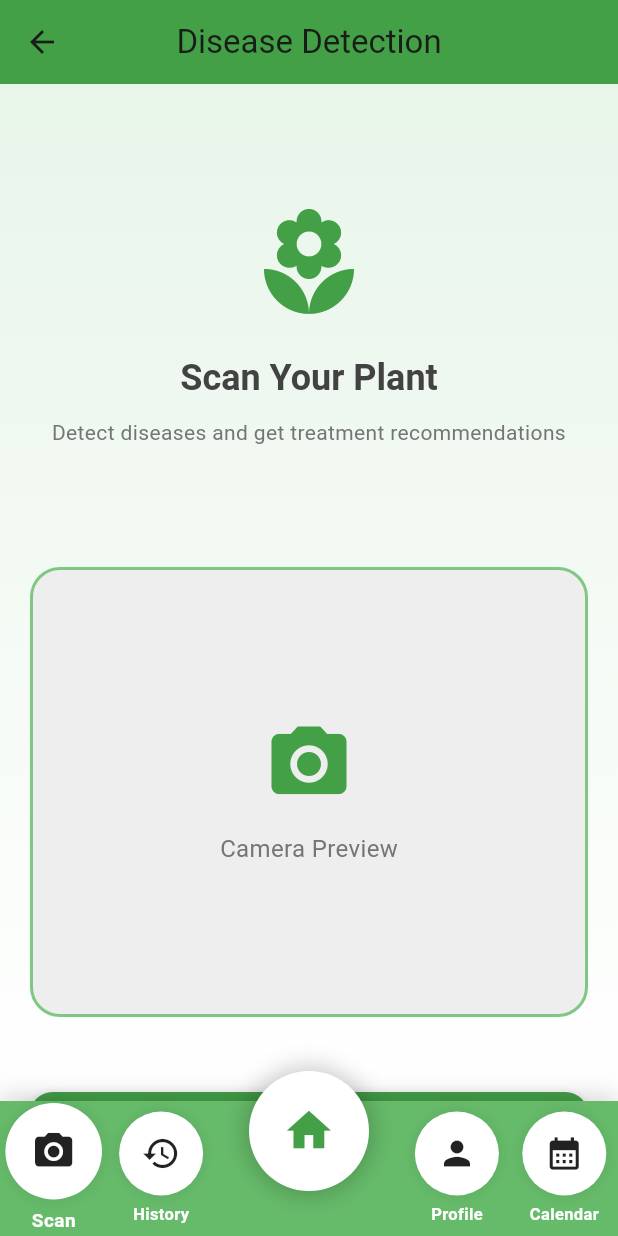
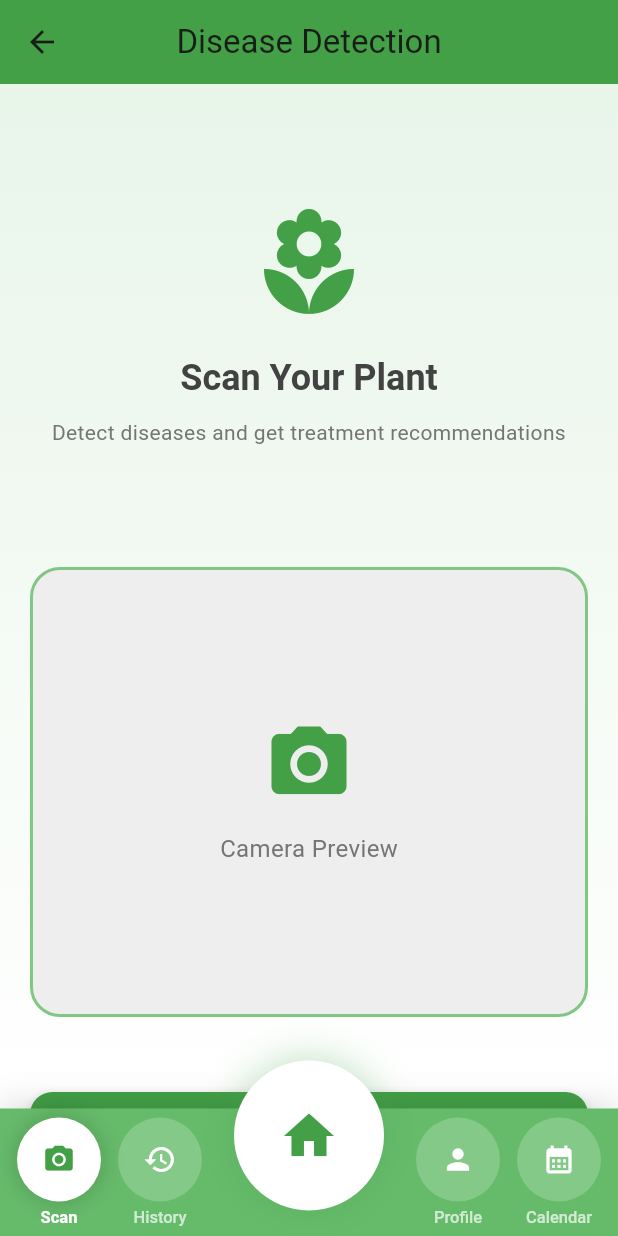
Before and after one commit to Yvonne-Wanja-1/agriclinichub2, a Flutter app: the screen it shows after launch, after a tap on "Scan Plant", on a phone screen of 412 x 824 dp. Run offline on Flutter 3.47's test engine with Material 3 defaults, Android fonts, the phone set to English and light mode, and no system bars; our stand-ins replace cloud_firestore, connectivity_plus, firebase_auth, firebase_core, firebase_storage, flutter_tts and 3 more; accounts and stored records are empty.

Commit message:
Please enter the commit message for your changes. Lines starting with '#' will be ignored, and an empty message aborts the commit.
On branch branch2
Your branch is up to date with 'origin/branch2'.

Changes to be committed:
	modified:   lib/core/widgets/convex_bottom_nav.dart

```diff
--- a/lib/core/widgets/convex_bottom_nav.dart
+++ b/lib/core/widgets/convex_bottom_nav.dart
@@ -16,65 +16,41 @@ class ConvexBottomNav extends StatefulWidget {
 
 class _ConvexBottomNavState extends State<ConvexBottomNav>
     with TickerProviderStateMixin {
-  late AnimationController _animationController;
-  late List<AnimationController> _itemAnimationControllers;
+  late AnimationController _scaleController;
 
   @override
   void initState() {
     super.initState();
-    _animationController = AnimationController(
-      duration: const Duration(milliseconds: 600),
+    _scaleController = AnimationController(
+      duration: const Duration(milliseconds: 400),
       vsync: this,
     );
-
-    _itemAnimationControllers = List.generate(
-      5,
-      (index) => AnimationController(
-        duration: const Duration(milliseconds: 400),
-        vsync: this,
-      ),
-    );
-
-    _animateToIndex(widget.currentIndex);
   }
 
   @override
   void didUpdateWidget(ConvexBottomNav oldWidget) {
     super.didUpdateWidget(oldWidget);
     if (oldWidget.currentIndex != widget.currentIndex) {
-      _animateToIndex(widget.currentIndex);
-    }
-  }
-
-  void _animateToIndex(int index) {
-    for (int i = 0; i < _itemAnimationControllers.length; i++) {
-      if (i == index) {
-        _itemAnimationControllers[i].forward();
-      } else {
-        _itemAnimationControllers[i].reverse();
-      }
+      _scaleController.forward(from: 0.0);
     }
   }
 
   @override
   void dispose() {
-    _animationController.dispose();
-    for (var controller in _itemAnimationControllers) {
-      controller.dispose();
-    }
+    _scaleController.dispose();
     super.dispose();
   }
 
   @override
   Widget build(BuildContext context) {
     return Container(
-      height: 90,
+      height: 85,
       decoration: BoxDecoration(
         color: Colors.green.shade400,
         boxShadow: [
           BoxShadow(
-            color: Colors.black.withOpacity(0.15),
-            blurRadius: 12,
+            color: Colors.black.withOpacity(0.12),
+            blurRadius: 16,
             offset: const Offset(0, -4),
           ),
         ],
@@ -82,31 +58,41 @@ class _ConvexBottomNavState extends State<ConvexBottomNav>
       child: Stack(
         clipBehavior: Clip.none,
         children: [
+          // Bottom nav items
           Row(
-            mainAxisAlignment: MainAxisAlignment.spaceAround,
+            mainAxisAlignment: MainAxisAlignment.spaceEvenly,
             children: [
-              _buildAnimatedNavItem(0, Icons.camera_alt, 'Scan'),
-              _buildAnimatedNavItem(1, Icons.history, 'History'),
-              SizedBox(width: 110), // Space for convex curve
-              _buildAnimatedNavItem(2, Icons.person, 'Profile'),
-              _buildAnimatedNavItem(3, Icons.calendar_month, 'Calendar'),
+              _buildNavItem(0, Icons.camera_alt, 'Scan'),
+              _buildNavItem(1, Icons.history, 'History'),
+              SizedBox(width: 120), // Space for center button
+              _buildNavItem(2, Icons.person, 'Profile'),
+              _buildNavItem(3, Icons.calendar_month, 'Calendar'),
             ],
           ),
+          // Center floating home button
           Positioned(
-            top: -30,
+            top: -32,
             left: MediaQuery.of(context).size.width / 2 - 50,
-            child: ScaleTransition(
-              scale: Tween<double>(begin: 0.8, end: 1.0).animate(
-                CurvedAnimation(
-                  parent: _itemAnimationControllers[4],
+            child: TweenAnimationBuilder<double>(
+              tween: Tween(begin: 0.9, end: 1.0),
+              duration: const Duration(milliseconds: 300),
               curve: Curves.elasticOut,
+              builder: (context, scale, child) {
+                return Transform.scale(
+                  scale: scale,
+                  child: InkWell(
+                    onTap: () => widget.onTap(4),
+                    splashColor: Colors.transparent,
+                    highlightColor: Colors.transparent,
+                    child: TweenAnimationBuilder<double>(
+                      tween: Tween(
+                        begin: widget.currentIndex == 4 ? 0.0 : 0.0,
+                        end: widget.currentIndex == 4 ? 0.08 : 0.0,
                       ),
-              ),
-              child: GestureDetector(
-                onTap: () {
-                  widget.onTap(4);
-                },
-                child: Container(
+                      duration: const Duration(milliseconds: 300),
+                      curve: Curves.easeInOut,
+                      builder: (context, shadowIntensity, _) {
+                        return Container(
                           width: 100,
                           height: 100,
                           decoration: BoxDecoration(
@@ -114,21 +100,36 @@ class _ConvexBottomNavState extends State<ConvexBottomNav>
                             shape: BoxShape.circle,
                             boxShadow: [
                               BoxShadow(
-                        color: Colors.black.withOpacity(0.2),
-                        blurRadius: 16,
-                        spreadRadius: 4,
+                                color: Colors.green.shade600.withOpacity(
+                                  0.3 + shadowIntensity,
+                                ),
+                                blurRadius: 20 + (shadowIntensity * 20),
+                                spreadRadius: 2 + (shadowIntensity * 4),
                               ),
                             ],
                           ),
                           child: Center(
+                            child: ScaleTransition(
+                              scale: Tween<double>(begin: 1.0, end: 1.15)
+                                  .animate(
+                                    CurvedAnimation(
+                                      parent: _scaleController,
+                                      curve: Curves.elasticOut,
+                                    ),
+                                  ),
                               child: Icon(
                                 Icons.home,
                                 color: Colors.green.shade600,
-                      size: 44,
+                                size: 40,
                               ),
                             ),
                           ),
+                        );
+                      },
                     ),
+                  ),
+                );
+              },
             ),
           ),
         ],
@@ -136,47 +137,70 @@ class _ConvexBottomNavState extends State<ConvexBottomNav>
     );
   }
 
-  Widget _buildAnimatedNavItem(int index, IconData icon, String label) {
-    return GestureDetector(
-      onTap: () {
-        widget.onTap(index);
-      },
-      child: ScaleTransition(
-        scale: Tween<double>(begin: 1.0, end: 1.15).animate(
-          CurvedAnimation(
-            parent: _itemAnimationControllers[index],
-            curve: Curves.easeInOutBack,
-          ),
-        ),
-        child: Column(
+  Widget _buildNavItem(int index, IconData icon, String label) {
+    final isActive = widget.currentIndex == index;
+
+    return InkWell(
+      onTap: () => widget.onTap(index),
+      splashColor: Colors.transparent,
+      highlightColor: Colors.transparent,
+      child: TweenAnimationBuilder<double>(
+        tween: Tween(begin: 0.0, end: isActive ? 1.0 : 0.0),
+        duration: const Duration(milliseconds: 350),
+        curve: Curves.easeInOut,
+        builder: (context, animValue, child) {
+          return Column(
             mainAxisAlignment: MainAxisAlignment.center,
             children: [
-            Container(
+              // Icon inside white circle
+              AnimatedContainer(
+                duration: const Duration(milliseconds: 300),
+                curve: Curves.easeInOut,
                 width: 56,
                 height: 56,
                 decoration: BoxDecoration(
-                color: Colors.white,
+                  color: Colors.white.withOpacity(isActive ? 1.0 : 0.2),
                   shape: BoxShape.circle,
-                boxShadow: [
+                  boxShadow: isActive
+                      ? [
                           BoxShadow(
-                    color: Colors.black.withOpacity(0.1),
-                    blurRadius: 8,
+                            color: Colors.black.withOpacity(0.15),
+                            blurRadius: 12,
+                            spreadRadius: 2,
+                          ),
+                        ]
+                      : [],
+                ),
+                child: Center(
+                  child: ScaleTransition(
+                    scale: Tween<double>(begin: 1.0, end: 1.2).animate(
+                      CurvedAnimation(
+                        parent: _scaleController,
+                        curve: Curves.elasticOut,
+                      ),
+                    ),
+                    child: Icon(
+                      icon,
+                      color: isActive ? Colors.green.shade600 : Colors.white,
+                      size: 22,
+                    ),
+                  ),
+                ),
+              ),
+              const SizedBox(height: 4),
+              // Label below circle
+              AnimatedDefaultTextStyle(
+                duration: const Duration(milliseconds: 300),
+                style: TextStyle(
+                  color: isActive ? Colors.white : Colors.white70,
+                  fontSize: 11,
+                  fontWeight: isActive ? FontWeight.w700 : FontWeight.w500,
+                ),
+                child: Text(label),
               ),
             ],
-              ),
-              child: Center(child: Icon(icon, color: Colors.black87, size: 26)),
-            ),
-            const SizedBox(height: 4),
-            Text(
-              label,
-              style: const TextStyle(
-                color: Colors.white,
-                fontSize: 11,
-                fontWeight: FontWeight.w600,
-              ),
-            ),
-          ],
-        ),
+          );
+        },
       ),
     );
   }
```
Lines whose indentation alone changed are shown as unchanged.
